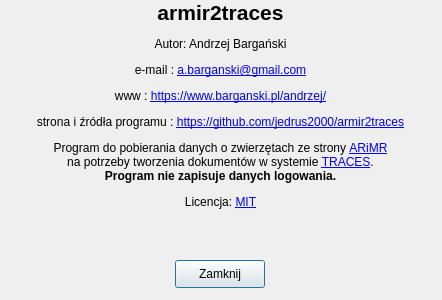
Old version of the form src/resources/about_dialog.ui in the repository jedrus2000/arimr2traces.
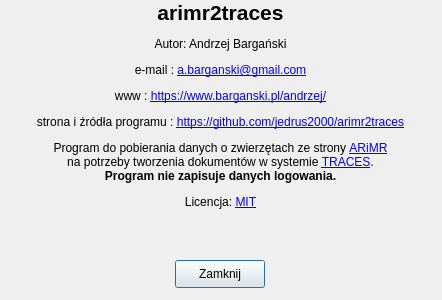
New version of the form.

What changed in the file:
```diff
--- a/src/resources/about_dialog.ui
+++ b/src/resources/about_dialog.ui
@@ -62,7 +62,7 @@
     </rect>
    </property>
    <property name="text">
-    <string>&lt;html&gt;&lt;head/&gt;&lt;body&gt;&lt;p&gt;&lt;span style=&quot; font-size:16pt; font-weight:600;&quot;&gt;armir2traces&lt;/span&gt;&lt;/p&gt;&lt;p&gt;Autor: Andrzej Bargański&lt;/p&gt;&lt;p&gt;e-mail : &lt;a href=&quot;mailto:a.barganski@gmail.com&quot;&gt;&lt;span style=&quot; text-decoration: underline; color:#0000ff;&quot;&gt;a.barganski@gmail.com&lt;/span&gt;&lt;/a&gt;&lt;/p&gt;&lt;p&gt;www : &lt;a href=&quot;https://www.barganski.pl/andrzej/&quot;&gt;&lt;span style=&quot; text-decoration: underline; color:#0000ff;&quot;&gt;https://www.barganski.pl/andrzej/&lt;/span&gt;&lt;/a&gt;&lt;/p&gt;&lt;p&gt;strona i źródła programu : &lt;a href=&quot;https://github.com/jedrus2000/armir2traces&quot;&gt;&lt;span style=&quot; text-decoration: underline; color:#0000ff;&quot;&gt;https://github.com/jedrus2000/armir2traces&lt;/span&gt;&lt;/a&gt;&lt;/p&gt;&lt;p&gt;Program do pobierania danych o zwierzętach ze strony &lt;a href=&quot;https://giw.doplaty.gov.pl/&quot;&gt;&lt;span style=&quot; text-decoration: underline; color:#0000ff;&quot;&gt;ARiMR&lt;/span&gt;&lt;/a&gt;&lt;br/&gt;na potrzeby tworzenia dokumentów w systemie &lt;a href=&quot;https://webgate.ec.europa.eu/sanco/traces/security/askLogin.do&quot;&gt;&lt;span style=&quot; text-decoration: underline; color:#0000ff;&quot;&gt;TRACES&lt;/span&gt;&lt;/a&gt;.&lt;br/&gt;&lt;span style=&quot; font-weight:600;&quot;&gt;Program nie zapisuje danych logowania.&lt;/span&gt;&lt;/p&gt;&lt;p&gt;Licencja: &lt;a href=&quot;https://github.com/jedrus2000/armir2traces/blob/master/LICENSE&quot;&gt;&lt;span style=&quot; text-decoration: underline; color:#0000ff;&quot;&gt;MIT&lt;/span&gt;&lt;/a&gt;&lt;/p&gt;&lt;p&gt;&lt;br/&gt;&lt;/p&gt;&lt;/body&gt;&lt;/html&gt;</string>
+    <string>&lt;html&gt;&lt;head/&gt;&lt;body&gt;&lt;p&gt;&lt;span style=&quot; font-size:16pt; font-weight:600;&quot;&gt;arimr2traces&lt;/span&gt;&lt;/p&gt;&lt;p&gt;Autor: Andrzej Bargański&lt;/p&gt;&lt;p&gt;e-mail : &lt;a href=&quot;mailto:a.barganski@gmail.com&quot;&gt;&lt;span style=&quot; text-decoration: underline; color:#0000ff;&quot;&gt;a.barganski@gmail.com&lt;/span&gt;&lt;/a&gt;&lt;/p&gt;&lt;p&gt;www : &lt;a href=&quot;https://www.barganski.pl/andrzej/&quot;&gt;&lt;span style=&quot; text-decoration: underline; color:#0000ff;&quot;&gt;https://www.barganski.pl/andrzej/&lt;/span&gt;&lt;/a&gt;&lt;/p&gt;&lt;p&gt;strona i źródła programu : &lt;a href=&quot;https://github.com/jedrus2000/arimr2traces&quot;&gt;&lt;span style=&quot; text-decoration: underline; color:#0000ff;&quot;&gt;https://github.com/jedrus2000/arimr2traces&lt;/span&gt;&lt;/a&gt;&lt;/p&gt;&lt;p&gt;Program do pobierania danych o zwierzętach ze strony &lt;a href=&quot;https://giw.doplaty.gov.pl/&quot;&gt;&lt;span style=&quot; text-decoration: underline; color:#0000ff;&quot;&gt;ARiMR&lt;/span&gt;&lt;/a&gt;&lt;br/&gt;na potrzeby tworzenia dokumentów w systemie &lt;a href=&quot;https://webgate.ec.europa.eu/sanco/traces/security/askLogin.do&quot;&gt;&lt;span style=&quot; text-decoration: underline; color:#0000ff;&quot;&gt;TRACES&lt;/span&gt;&lt;/a&gt;.&lt;br/&gt;&lt;span style=&quot; font-weight:600;&quot;&gt;Program nie zapisuje danych logowania.&lt;/span&gt;&lt;/p&gt;&lt;p&gt;Licencja: &lt;a href=&quot;https://github.com/jedrus2000/arimr2traces/blob/master/LICENSE&quot;&gt;&lt;span style=&quot; text-decoration: underline; color:#0000ff;&quot;&gt;MIT&lt;/span&gt;&lt;/a&gt;&lt;/p&gt;&lt;p&gt;&lt;br/&gt;&lt;/p&gt;&lt;/body&gt;&lt;/html&gt;</string>
    </property>
    <property name="alignment">
     <set>Qt::AlignCenter</set>
```
